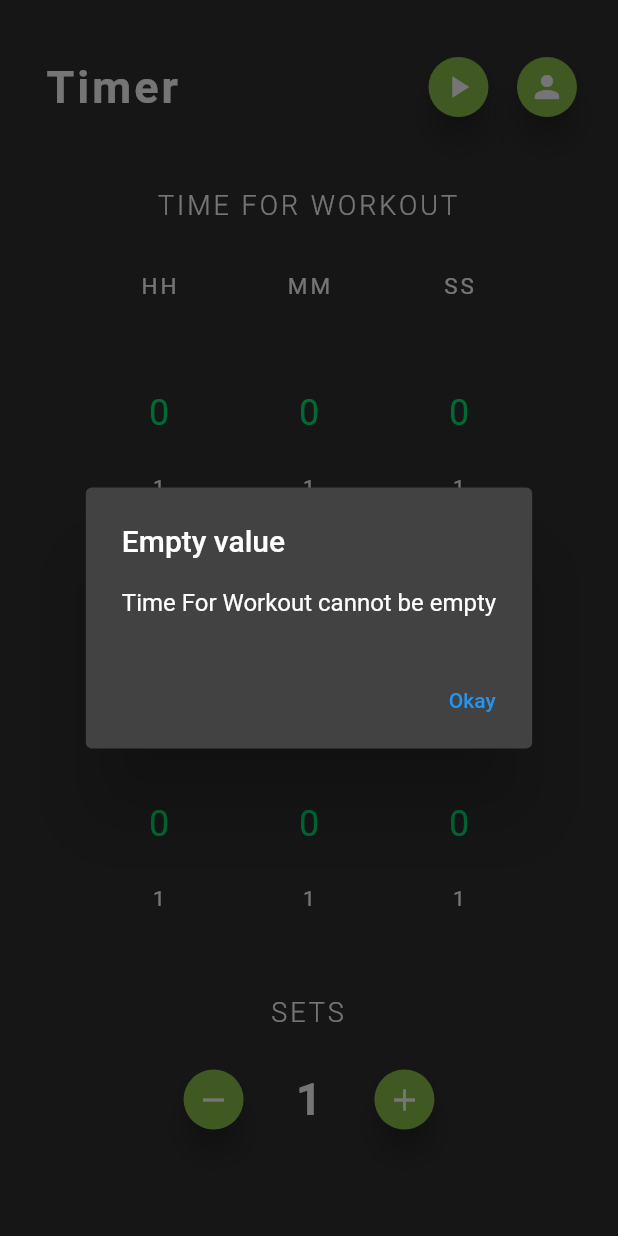
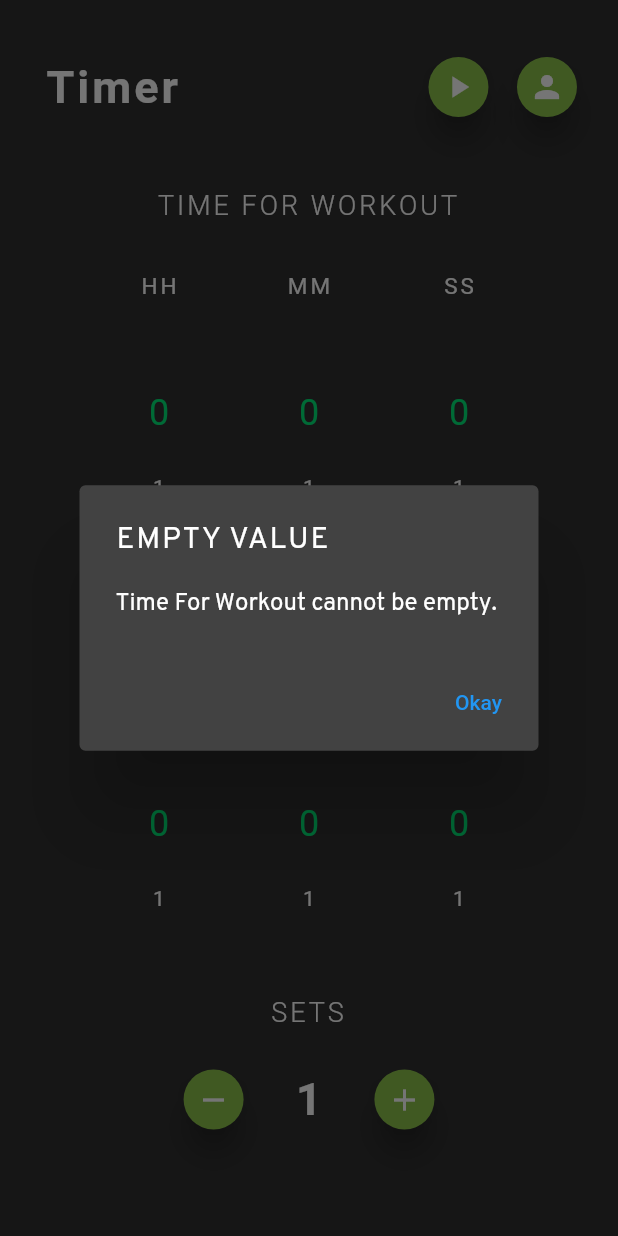
Before and after one commit to ayurish2399/interval_timer-1, a Flutter app: the screen it shows after launch, after a tap on the "play arrow" icon, on a phone screen of 412 x 824 dp. Run offline on Flutter 3.47's test engine with Material 2 defaults, Android fonts, the phone set to English and light mode, and no system bars; drawn by our look-alikes of numberpicker; our stand-ins replace audioplayers, circular_countdown_timer, timer_count_down.

```diff
--- a/lib/SetTimer.dart
+++ b/lib/SetTimer.dart
@@ -53,9 +53,18 @@ class _SetTimerState extends State<SetTimer> {
                             context: context,
                             builder: (context) {
                               return AlertDialog(
-                                title: Text('Empty value'),
+                                title: Text(
+                                  'Empty value'.toUpperCase(),
+                                  style: TextStyle(
+                                      fontFamily: 'OverPass',
+                                      fontWeight: FontWeight.w400,
+                                      letterSpacing: 1.2),
+                                ),
                                 content: Text(
-                                  'Time For Workout cannot be empty',
+                                  'Time For Workout cannot be empty. ',
+                                  style: TextStyle(
+                                      fontFamily: 'OverPass',
+                                      fontWeight: FontWeight.w500),
                                 ),
                                 actions: [
                                   TextButton(
```
